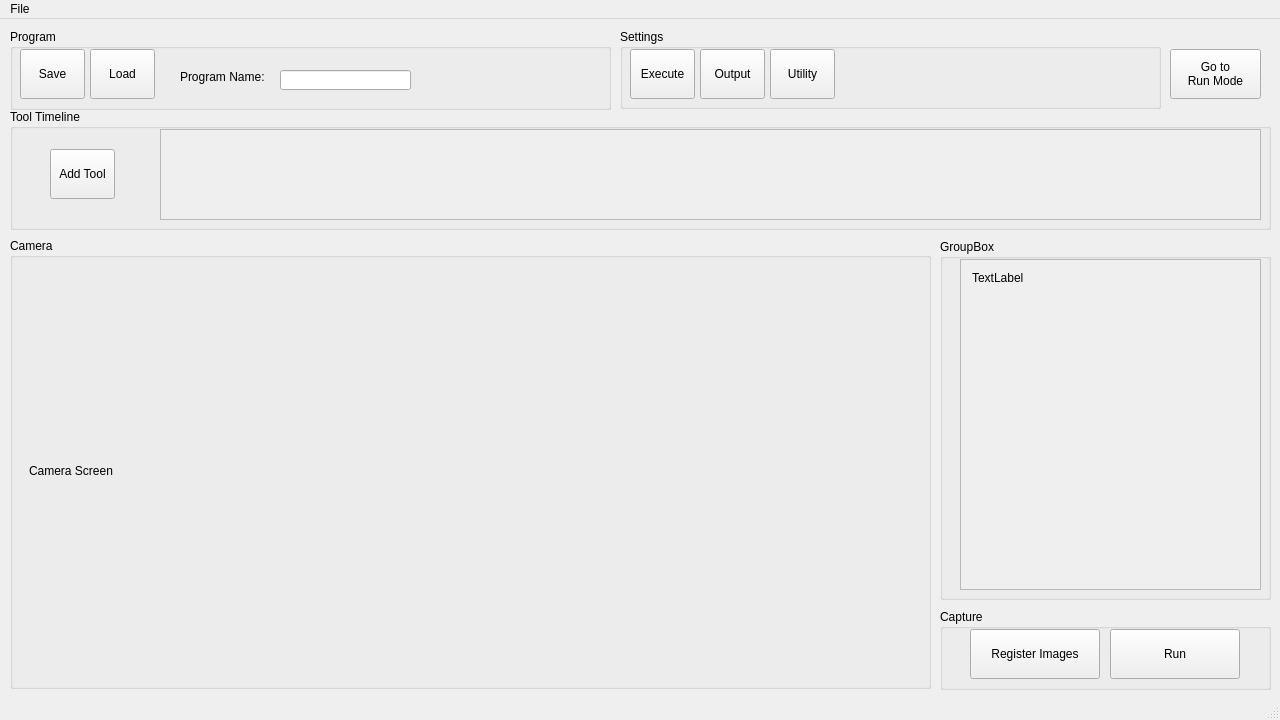
First picture: the form in QtFiles/mainwindow.ui, repository chehrehgosha/CrouseMV, before the edit.
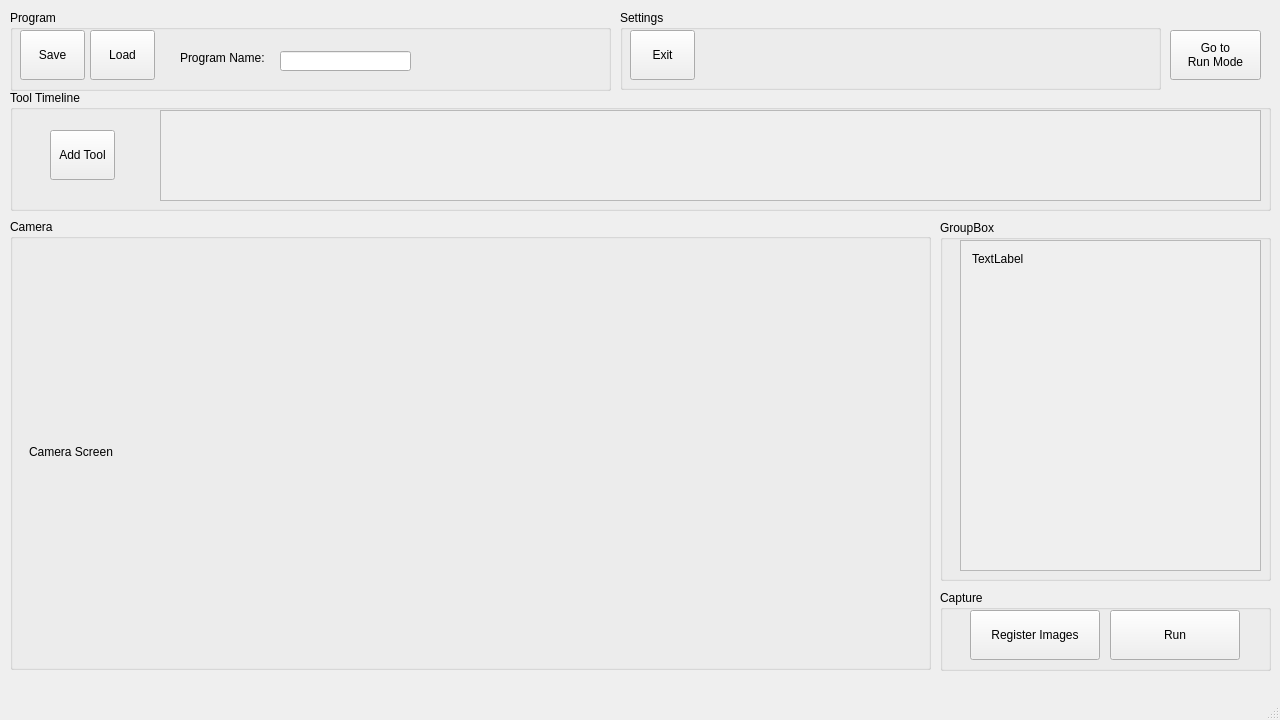
Second picture: the form after the edit.

Patch:
```diff
--- a/QtFiles/mainwindow.ui
+++ b/QtFiles/mainwindow.ui
@@ -302,45 +302,7 @@
       </size>
      </property>
      <property name="text">
-      <string>Execute</string>
-     </property>
-    </widget>
-    <widget class="QPushButton" name="pushButton_12">
-     <property name="geometry">
-      <rect>
-       <x>150</x>
-       <y>20</y>
-       <width>65</width>
-       <height>50</height>
-      </rect>
-     </property>
-     <property name="minimumSize">
-      <size>
-       <width>65</width>
-       <height>50</height>
-      </size>
-     </property>
-     <property name="text">
-      <string>Utility</string>
-     </property>
-    </widget>
-    <widget class="QPushButton" name="pushButton_13">
-     <property name="geometry">
-      <rect>
-       <x>80</x>
-       <y>20</y>
-       <width>65</width>
-       <height>50</height>
-      </rect>
-     </property>
-     <property name="minimumSize">
-      <size>
-       <width>65</width>
-       <height>50</height>
-      </size>
-     </property>
-     <property name="text">
-      <string>Output</string>
+      <string>Exit</string>
      </property>
     </widget>
    </widget>
@@ -422,12 +384,6 @@
      <height>21</height>
     </rect>
    </property>
-   <widget class="QMenu" name="menuFile">
-    <property name="title">
-     <string>File</string>
-    </property>
-   </widget>
-   <addaction name="menuFile"/>
   </widget>
   <widget class="QStatusBar" name="statusBar"/>
  </widget>
```
Left out of the diff: 7 changed lines with no effect on the pictures.
